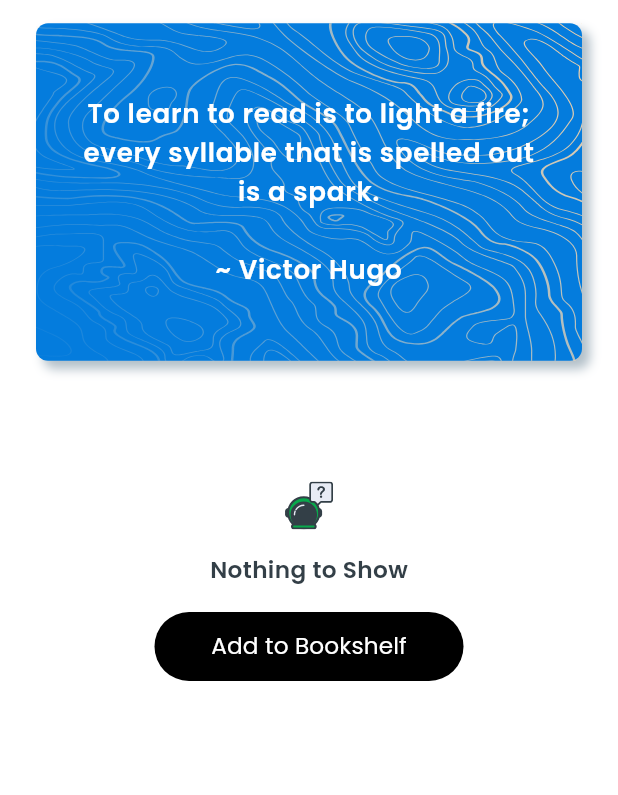
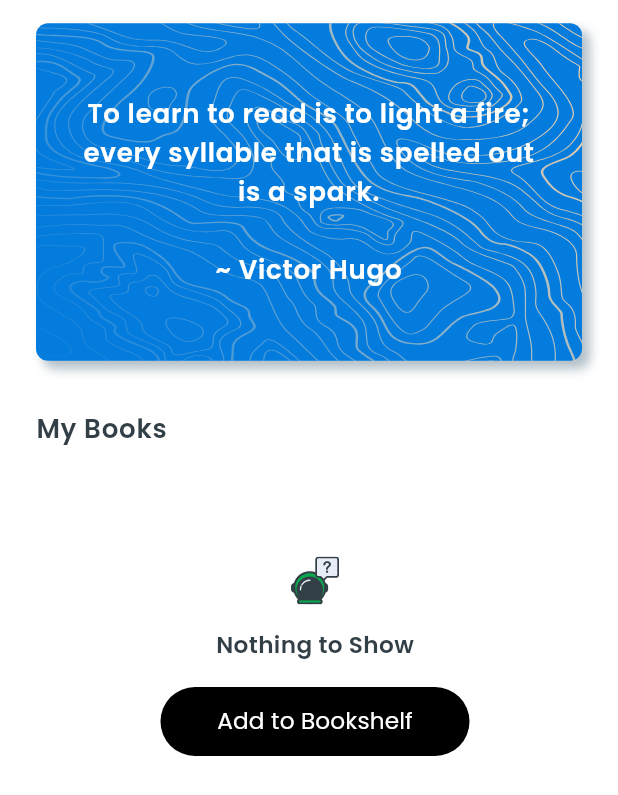
Before and after one commit to adhedewa1996/e_book, a Flutter app: the Favorites screen opened by its route, on a phone screen of 412 x 824 dp. Shown: the top 795 px of the screen. Run offline on Flutter 3.47's test engine with Material 3 defaults, Android fonts, the light colour scheme and no system bars; drawn by our look-alikes of animated_text_kit; our stand-ins replace avatar_glow, cached_network_image, dartz, dio, equatable, flutter_screenutil and 10 more; missing offline and left inert: mini_music_visualizer, super_tooltip; accounts and stored records are empty; network calls fail.

```diff
--- a/lib/commons/widgets/book.dart
+++ b/lib/commons/widgets/book.dart
@@ -240,6 +240,7 @@ class Book {
     required double gap,
     required double gapBorderRadius,
     required double borderRadius,
+    BoxFit? fit, //
   }) {
     return Stack(
       children: [
@@ -259,6 +260,7 @@ class Book {
               url: cover ?? '', //
               width: width - gap,
               height: height - gap,
+              fit: fit,
             ), //
           ),
         ),
--- a/lib/commons/widgets/images.dart
+++ b/lib/commons/widgets/images.dart
@@ -19,11 +19,13 @@ class AppImage {
     required String url,
     double? width,
     double? height, //
+    BoxFit? fit, //
   }) {
     return AppImageCache(
       url,
       width: width,
       height: height, //
+      fit: fit,
     );
   }
 
--- a/lib/presentation/audio_book_mode/audio_book_mode.dart
+++ b/lib/presentation/audio_book_mode/audio_book_mode.dart
@@ -308,6 +308,7 @@ class AudioBookMode extends GetView<AudioBookController> {
               gap: 4,
               gapBorderRadius: controller.audioMode.value == 1 ? 100 : 4,
               borderRadius: controller.audioMode.value == 1 ? 100 : 4, //
+              fit: BoxFit.cover,
             ),
             Container(
               width: 45,
--- a/lib/presentation/dashboard/getx/dashboard_controller.dart
+++ b/lib/presentation/dashboard/getx/dashboard_controller.dart
@@ -9,12 +9,7 @@ class DashboardController extends GetxController with StateMixin<dynamic>, GetSi
   @override
   void onInit() {
     controller = TabController(length: 2, vsync: this);
-    controller?.addListener(listener);
     super.onInit();
-  }
-
-  void listener() {
-    setIndex(controller?.index ?? 0);
   }
 
   void setIndex(int value) async {
--- a/lib/presentation/favorites/favorites.dart
+++ b/lib/presentation/favorites/favorites.dart
@@ -37,8 +37,18 @@ class Favorites extends GetView<FavoriteController> {
           children: [
             Spacing.vertical(16),
             quote(context),
-            Spacing.vertical(16),
+            Spacing.vertical(32),
+            Padding(
+              padding: const EdgeInsets.only(left: 8),
+              child: Column(
+                crossAxisAlignment: CrossAxisAlignment.start,
+                children: [
+                  Text('My Books', style: context.bodyLarge),
+                  Spacing.vertical(8),
                   list(),
+                ],
+              ),
+            ),
             Spacing.vertical(
               Get.height * .15, //
             ), //
@@ -98,7 +108,10 @@ class Favorites extends GetView<FavoriteController> {
       builder: (context, value, child) {
         var books = value.values.toList().reversed.toList();
         if (books.isEmpty) {
-          return Column(
+          return SizedBox(
+            width: Get.width,
+            child: Column(
+              mainAxisAlignment: MainAxisAlignment.center,
               children: [
                 StateCheck.empty(),
                 Transform.translate(
@@ -116,6 +129,7 @@ class Favorites extends GetView<FavoriteController> {
                   ),
                 ),
               ],
+            ),
           );
         }
         return SizedBox(
--- a/lib/presentation/home/getx/books/list_book.dart
+++ b/lib/presentation/home/getx/books/list_book.dart
@@ -30,7 +30,7 @@ class ListBook extends GetView<HomeController> {
         child: Column(
           crossAxisAlignment: CrossAxisAlignment.start,
           children: [
-            header, Spacing.vertical(16), books(), //
+            header, books(), //
           ],
         ), //
       ),
@@ -42,7 +42,7 @@ class ListBook extends GetView<HomeController> {
       (state) {
         final data = controller.listBooks;
         return Container(
-          padding: EdgeInsets.only(top: 24),
+          padding: EdgeInsets.only(top: 16),
           width: Get.width,
           child: ListView(
             shrinkWrap: true,
--- a/lib/presentation/search/getx/book/list_search_books.dart
+++ b/lib/presentation/search/getx/book/list_search_books.dart
@@ -101,7 +101,11 @@ class ListSearchBook extends GetView<SearchBookController> {
           AppShimmers.image(height: Get.height * .15, width: Get.width), //
         ],
       ),
-      onError: (error) => StateCheck.error(error: error),
+      onError: (error) => SizedBox(
+        width: Get.width,
+        height: Get.height,
+        child: StateCheck.error(error: error), //
+      ),
       onEmpty: StateCheck.empty(),
     );
   }
--- a/lib/presentation/search/getx/search_controller.dart
+++ b/lib/presentation/search/getx/search_controller.dart
@@ -20,6 +20,10 @@ class SearchBookController extends GetxController with StateMixin<dynamic> {
   void onInit() {
     getData(search: search);
     super.onInit();
+  }
+
+  void onRefresh() {
+    getData(search: search);
   }
 
   void backToTop() {
```
Also changed, not shown: lib/commons/widgets/app_connection.dart (+64 -53 lines), lib/main.dart (+5 -2 lines), lib/presentation/home/home.dart (+3 -4 lines), lib/presentation/search/search_result.dart (+10 -7 lines), pubspec.yaml (+23 -14 lines), 1 other file. Lines whose indentation alone changed are shown as unchanged.
